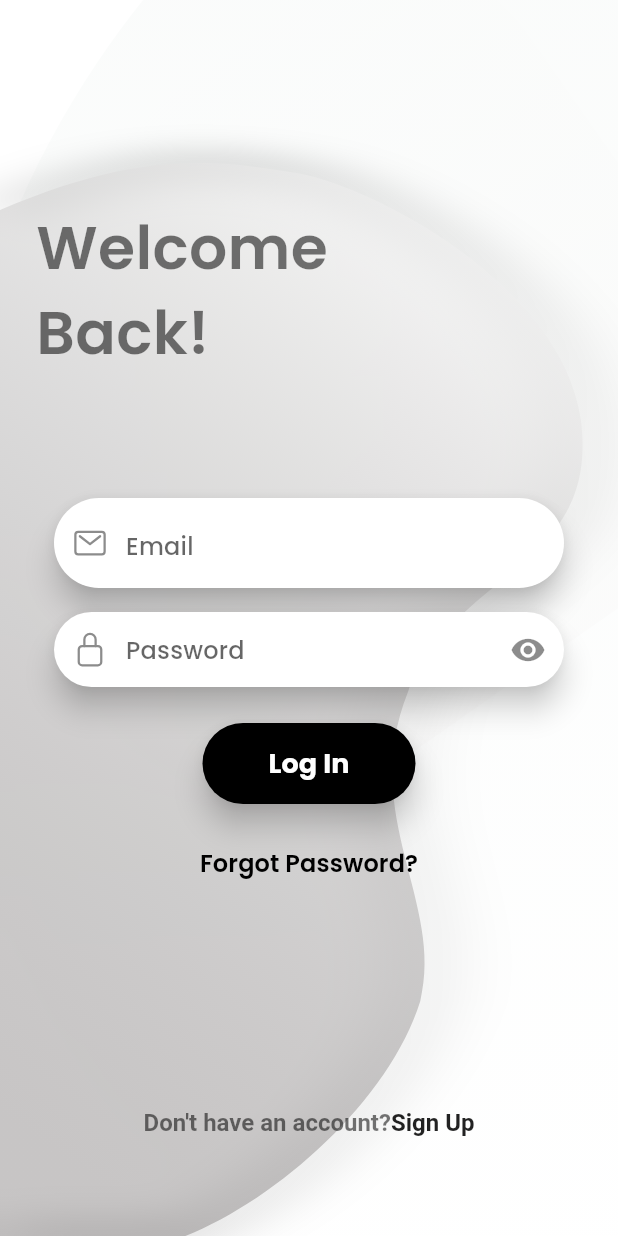
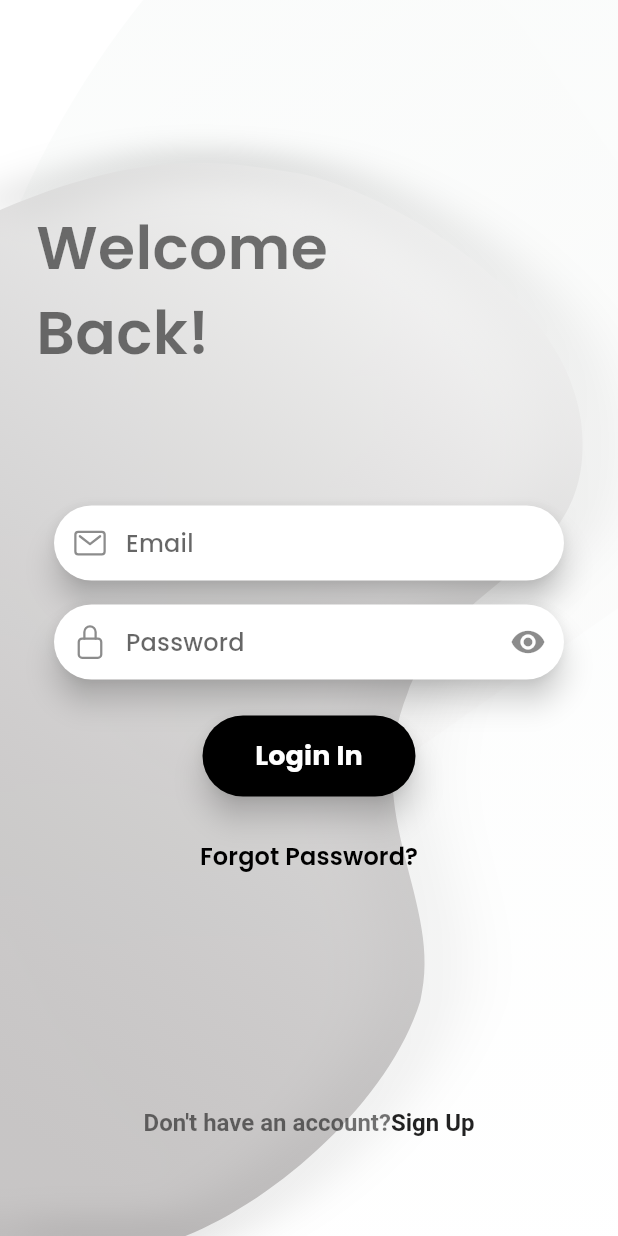
Before and after one commit to nugaysamil/historical_place_refactor, a Flutter app: the LoginScreenComponents screen opened directly, after a tap on an icon or button, on a phone screen of 412 x 824 dp. Run offline on Flutter 3.47's test engine with Material 3 defaults, Android fonts, the phone set to English and light mode, and no system bars; our stand-ins replace cloud_firestore, dio, easy_localization, equatable, firebase_auth, firebase_core and 13 more; missing offline and left inert: easy_logger, flutter_google_places, google_maps_webservice; accounts and stored records are empty; network calls fail.

```diff
--- a/lib/feature/google/custom_widget.dart
+++ b/lib/feature/google/custom_widget.dart
@@ -80,7 +80,7 @@ class _CustomConsumerWidgetState extends ConsumerState<CustomMarkerInfoWindow>
                 visible: authState.asData?.value != null,
                 child: Container(
                   margin: EdgeInsets.only(
-                      top: calculateVerticalShift(context, 0.02)),
+                      top: calculateVerticalShift(context, 0.007)),
                   child: FloatingActionButton(
                     backgroundColor: Colors.white,
                     onPressed: () {
--- a/lib/feature/login/components/button_state_mixin.dart
+++ /dev/null
@@ -1 +0,0 @@
-part of '../mixin/login_screen_page.dart';
--- a/lib/feature/login/components/sign_up_page.dart
+++ b/lib/feature/login/components/sign_up_page.dart
@@ -69,7 +69,7 @@ class _LoginContentState extends ConsumerState<LoginContent>
     return Row(
       mainAxisAlignment: MainAxisAlignment.center,
       children: [
-        const SizedBox(width: 20),
+
         ElevatedButton(
           style: ButtonStyle(
             backgroundColor: MaterialStateProperty.all(Colors.transparent),
@@ -130,7 +130,7 @@ class _LoginContentState extends ConsumerState<LoginContent>
                       hint: 'confirm_password'.tr(),
                       iconData: Ionicons.refresh_outline),
                   signUpButton(
-                    'Sign Up',
+                    "sign_up".tr(),
                     () async {
                       if (_passwordController.text != _confirmController.text) {
                         ref.read(loginControllerProvider.notifier).state =
@@ -151,7 +151,7 @@ class _LoginContentState extends ConsumerState<LoginContent>
                                 .read(loginControllerProvider.notifier)
                                 .createUser(email, password);
                             Fluttertoast.showToast(
-                              msg: 'SigUp successful.',
+                              msg: "sign_up_correct".tr(),
                               toastLength: Toast.LENGTH_SHORT,
                             );
                             Future.delayed(
@@ -175,8 +175,23 @@ class _LoginContentState extends ConsumerState<LoginContent>
                       }
                     },
                   ),
-                  withoutUser(context),
+                  Center(
+                    child: BottomText(
+                      text2: "without_membership".tr(),
+                      onTapCallback: () {
+                        Navigator.push(
+                          context,
+                          MaterialPageRoute(
+                            builder: (context) => CustomMarkerInfoWindow(),
+                          ),
+                        );
+                      },
+                    ),
+                  ),
                   OrDivider(),
+                  SizedBox(
+                    height: 10,
+                  ),
                   signInWithGoogleLogo(),
                 ],
               ),
@@ -206,21 +221,4 @@ class _LoginContentState extends ConsumerState<LoginContent>
       ),
     );
   }
-
-  Center withoutUser(BuildContext context) {
-    return Center(
-      child: BottomText(
-        text2: 'Üye olmadan devam et.',
-        onTapCallback: () {
-          Navigator.push(
-            context,
-            MaterialPageRoute(
-              builder: (context) => CustomMarkerInfoWindow(
-              ),
-            ),
-          );
-        },
-      ),
-    );
-  }
 }
--- a/lib/feature/login/mixin/login_screen_page.dart
+++ b/lib/feature/login/mixin/login_screen_page.dart
@@ -134,7 +134,7 @@ class _LoginContentState extends ConsumerState<LoginPage>
                         shadowColor: Colors.black87,
                       ),
                       child: Text(
-                        login,
+                        'login_in'.tr(),
                         style: const TextStyle(
                           fontSize: 18,
                           fontWeight: FontWeight.bold,
--- a/lib/feature/login/widgets/text_field/widget_text_field.dart
+++ b/lib/feature/login/widgets/text_field/widget_text_field.dart
@@ -18,7 +18,7 @@ class InputTextField extends StatelessWidget {
     return Padding(
       padding: EdgeInsets.symmetric(horizontal: 36, vertical: 8),
       child: SizedBox(
-        height: 60,
+        height: 50,
         child: Material(
           elevation: 8,
           shadowColor: Colors.black87,
--- a/lib/main.dart
+++ b/lib/main.dart
@@ -3,6 +3,8 @@ import 'package:flutter_riverpod/flutter_riverpod.dart';
 import 'package:easy_localization/easy_localization.dart';
 import 'package:mapsuygulama/feature/google/custom_widget.dart';
 import 'package:mapsuygulama/feature/login/controller/auth_checker.dart';
+import 'package:mapsuygulama/feature/profile/companenets/profile_edit.dart';
+import 'package:mapsuygulama/feature/profile/profile_update/profile_update_widget.dart';
 import 'package:mapsuygulama/feature/slack/screen/onbording_screen.dart';
 import 'package:mapsuygulama/product/initialize/product_localization.dart';
 import 'product/initialize/app_theme.dart';
@@ -29,6 +31,6 @@ class MyApp extends StatelessWidget {
         locale: context.locale,
         debugShowCheckedModeBanner: false,
         theme: AppTheme.getAppTheme(context),
-        home: OnBoardingScreen());
+        home: ProfileEditUpdate());
   }
 }
--- a/lib/product/utils/const/string_const.dart
+++ b/lib/product/utils/const/string_const.dart
@@ -12,7 +12,6 @@ const welcomeBack = 'welcome_back';
 const email = 'Email';
 const password = 'password';
 const msgLogInSucces = 'Log In successful.';
-const login = 'Log In';
 const signUp = 'sign_up';
 const dontAccount = 'dont_account';
 const firebaseName = 'newhistorical-b4f75';
```
Also changed, not shown: assets/translations/en-US.json (+7 -2 lines), assets/translations/tr-TR.json (+7 -1 lines), lib/feature/google/google_maps_widget.dart (+5 -2 lines), lib/feature/login/mixin/login_screen_mixin.dart (deleted, +0 -72 lines), lib/feature/profile/profile_update/profile_update_widget.dart (+46 -18 lines), lib/feature/side/side_menu_widget.dart (+39 -8 lines), pubspec.yaml (+17 -0 lines), assets/play_store.png (added), pubspec.lock, 30 other files.
